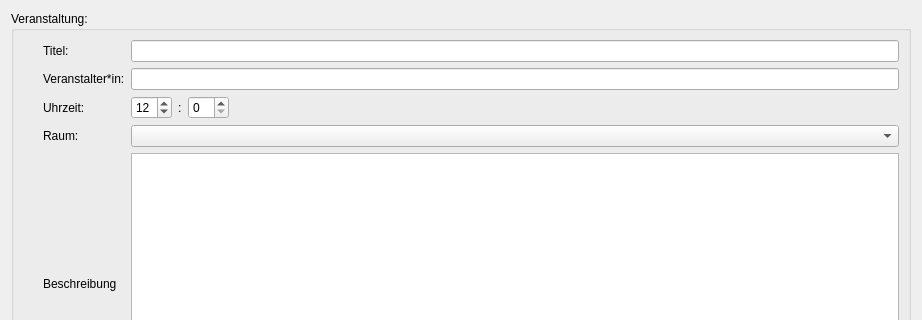
Above: rsc/ui/event_widget.ui from jannes02/ZettelProgramm before the change; both pictures show x 0 to 922 and y 0 to 320 of the 922 by 466 pixel window. Below: the same form after it.
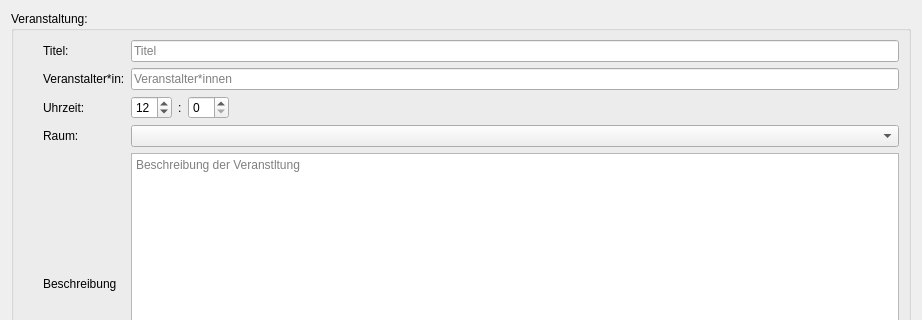
That is the form after the change. Custom widgets are drawn as their Qt base class.

What changed in the file:
```diff
--- a/rsc/ui/event_widget.ui
+++ b/rsc/ui/event_widget.ui
@@ -27,10 +27,30 @@
      </property>
      <layout class="QGridLayout" name="gridLayout_2">
       <item row="0" column="2">
-       <widget class="QLineEdit" name="le_title"/>
+       <widget class="QLineEdit" name="le_title">
+        <property name="text">
+         <string/>
+        </property>
+        <property name="maxLength">
+         <number>128</number>
+        </property>
+        <property name="placeholderText">
+         <string>Titel</string>
+        </property>
+       </widget>
       </item>
       <item row="1" column="2">
-       <widget class="QLineEdit" name="le_host"/>
+       <widget class="QLineEdit" name="le_host">
+        <property name="text">
+         <string/>
+        </property>
+        <property name="maxLength">
+         <number>256</number>
+        </property>
+        <property name="placeholderText">
+         <string>Veranstalter*innen</string>
+        </property>
+       </widget>
       </item>
       <item row="3" column="2">
        <widget class="AdvancedQComboBox" name="cb_location">
@@ -50,6 +70,9 @@
           <height>200</height>
          </size>
         </property>
+        <property name="placeholderText">
+         <string>Beschreibung der Veranstltung</string>
+        </property>
        </widget>
       </item>
       <item row="5" column="2">
```
